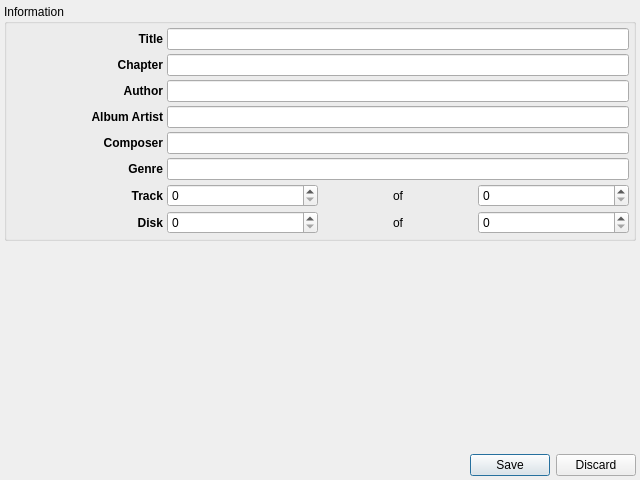
Before: the Qt Designer form AudioBooQer/forms/WTagEditor.ui in CaSchmidt/AudioBooQer, drawn with Qt 5.
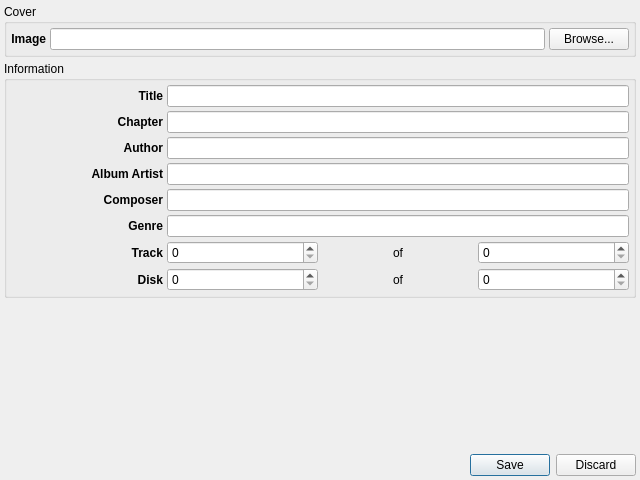
After: the same form once the commit is applied.

Commit message: Extended the tag editor with a cover selection.

```diff
--- a/AudioBooQer/forms/WTagEditor.ui
+++ b/AudioBooQer/forms/WTagEditor.ui
@@ -29,6 +29,63 @@
    <property name="bottomMargin">
     <number>4</number>
    </property>
+   <item>
+    <widget class="QGroupBox" name="groupBox_2">
+     <property name="title">
+      <string>Cover</string>
+     </property>
+     <layout class="QHBoxLayout" name="horizontalLayout">
+      <property name="spacing">
+       <number>4</number>
+      </property>
+      <property name="leftMargin">
+       <number>4</number>
+      </property>
+      <property name="topMargin">
+       <number>4</number>
+      </property>
+      <property name="rightMargin">
+       <number>4</number>
+      </property>
+      <property name="bottomMargin">
+       <number>4</number>
+      </property>
+      <item>
+       <widget class="QLabel" name="label_11">
+        <property name="font">
+         <font>
+          <weight>75</weight>
+          <bold>true</bold>
+         </font>
+        </property>
+        <property name="text">
+         <string>Image</string>
+        </property>
+        <property name="alignment">
+         <set>Qt::AlignRight|Qt::AlignTrailing|Qt::AlignVCenter</set>
+        </property>
+       </widget>
+      </item>
+      <item>
+       <widget class="QLineEdit" name="coverImageEdit">
+        <property name="alignment">
+         <set>Qt::AlignRight|Qt::AlignTrailing|Qt::AlignVCenter</set>
+        </property>
+        <property name="readOnly">
+         <bool>true</bool>
+        </property>
+       </widget>
+      </item>
+      <item>
+       <widget class="QPushButton" name="browseCoverButton">
+        <property name="text">
+         <string>Browse...</string>
+        </property>
+       </widget>
+      </item>
+     </layout>
+    </widget>
+   </item>
    <item>
     <widget class="QGroupBox" name="groupBox">
      <property name="title">
```
Left out of the diff: 2 changed lines with no effect on the pictures. The commit also changes 2 other files.
